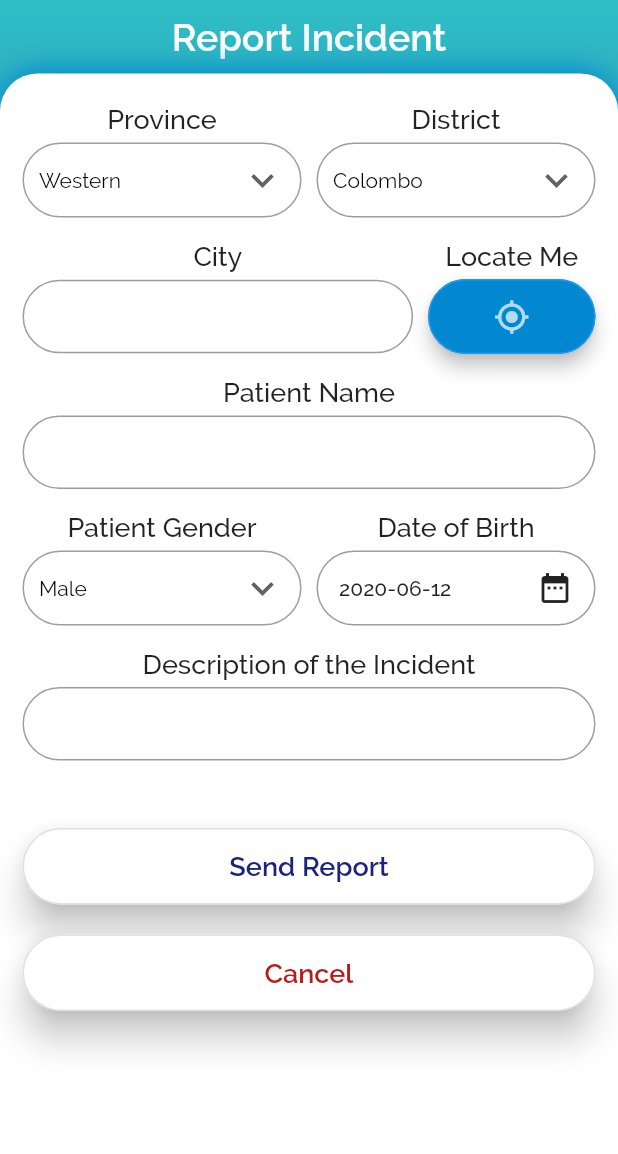
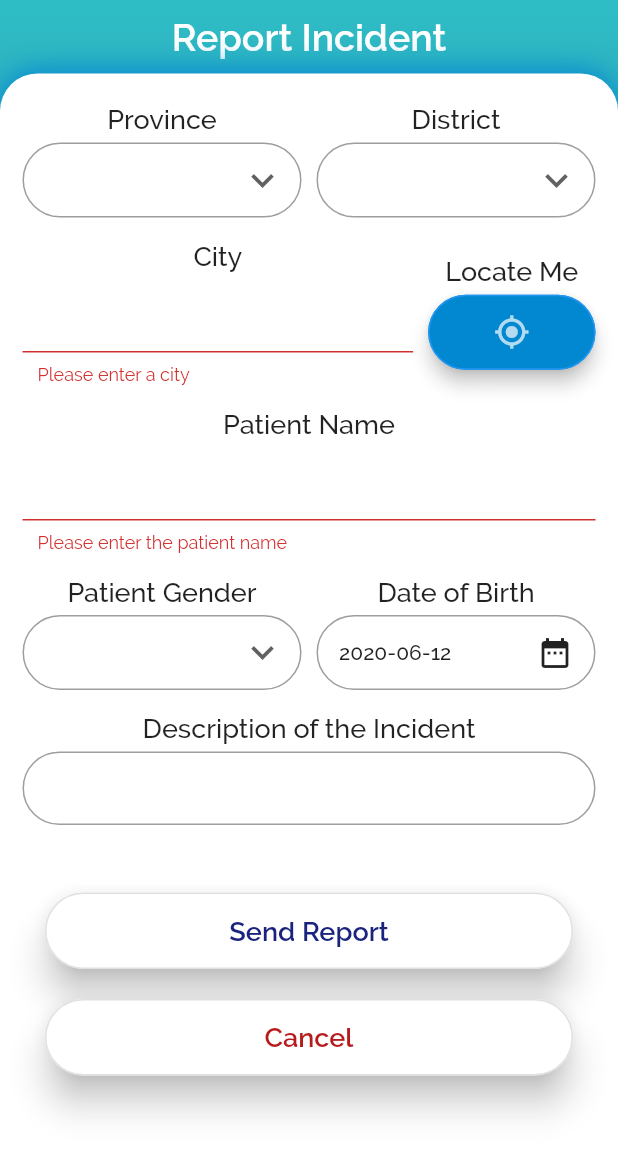
Before and after one commit to scorelab/DengueStop, a Flutter app: the ReportIncident screen opened by its route, after a tap on "Send Report", on a phone screen of 412 x 824 dp. Shown: the top 1154 px of the screen. Run offline on Flutter 3.47's test engine with Material 2 defaults, Android fonts, the phone set to English and light mode, and no system bars.

Commit message:
#7 Add retrieving form values and form validations

```diff
--- a/dengue_app/lib/views/report_incident.dart
+++ b/dengue_app/lib/views/report_incident.dart
@@ -1,6 +1,7 @@
 import 'package:flutter/material.dart';
 import 'dart:async';
 import 'package:dengue_app/models/incident.dart';
+import 'package:flutter/services.dart';
 
 // global styling for form labels
 TextStyle formLabelStyle =
@@ -25,7 +26,6 @@ FocusNode cityFocusNode = new FocusNode();
 FocusNode patientNameFocusNode = new FocusNode();
 // focus node for description
 FocusNode descriptionFocusNode = new FocusNode();
-
 
 // white background encapsulating the form
 class ReportIncident extends StatelessWidget {
@@ -91,8 +91,6 @@ class IncidentForm extends StatelessWidget {
             children: <Widget>[
               // contains the form field
               IncidentFormField(),
-              // contains the form action buttons
-              IncidentFormButtons(),
             ],
           ),
         ));
@@ -106,34 +104,69 @@ class IncidentFormField extends StatefulWidget {
 
 class _IncidentFormFieldState extends State<IncidentFormField> {
   final _incidentFormKey = GlobalKey<FormState>();
+  final incidentCityController = TextEditingController();
+  final patientNameController = TextEditingController();
+  final incidentDescriptionController = TextEditingController();
   Incident incident = Incident();
 
   setIncidentProvince(String province) {
-    print('province');
-    print(province);
+    incident.province = province;
   }
 
-  setIncidentDistrict(String district){
-    print('district');
-    print(district);
+  setIncidentDistrict(String district) {
+    incident.district = district;
   }
 
-  setPatientGender(String gender){
-    print('gender');
-    print(gender);
+  setIncidentCity(String city) {
+    incident.city = incidentCityController.text;
   }
 
-  setPatientDob(DateTime dob){
-    print('dob');
-    print(dob);
+  setPatientName(String name) {
+    incident.patientName = patientNameController.text;
+  }
+
+  setPatientGender(String gender) {
+    // id 0 for Female
+    // id 1 for Male
+    if (gender == 'Male') {
+      incident.patientGender = 1;
+    } else if (gender == 'Female') {
+      incident.patientGender = 0;
+    }
+  }
+
+  setPatientDob(DateTime dob) {
+    incident.patientDob = dob;
+  }
+
+  setIncidentDescription(String description) {
+    incident.description = incidentDescriptionController.text;
+  }
+
+  submitIncidentReport() {
+    if (_incidentFormKey.currentState.validate()) {
+      _incidentFormKey.currentState.save();
+      // todo handle sending data to the server
+      print('###########################');
+      print(incident.province);
+      print(incident.district);
+      print(incident.city);
+      print(incident.patientName);
+      print(incident.patientGender);
+      print(incident.patientDob);
+      print(incident.description);
+    } else {
+      // todo show error message
+      print('Form is invalid');
+    }
   }
 
   @override
   Widget build(BuildContext context) {
-    return Form(
+    return Padding(
+      padding: EdgeInsets.symmetric(horizontal: 15.0),
+      child: Form(
         key: _incidentFormKey,
-      child: Padding(
-        padding: EdgeInsets.symmetric(horizontal: 15.0),
         child: Column(
           mainAxisAlignment: MainAxisAlignment.end,
           crossAxisAlignment: CrossAxisAlignment.center,
@@ -146,7 +179,8 @@ class _IncidentFormFieldState extends State<IncidentFormField> {
                   child: Column(
                     children: <Widget>[
                       Text('Province', style: formLabelStyle),
-                      ProvinceDropdown(setProvinceFunction: setIncidentProvince),
+                      ProvinceDropdown(
+                          setProvinceFunction: setIncidentProvince),
                     ],
                   ),
                 ),
@@ -155,7 +189,8 @@ class _IncidentFormFieldState extends State<IncidentFormField> {
                   child: Column(
                     children: <Widget>[
                       Text('District', style: formLabelStyle),
-                      DistrictDropdown(setDistrictFunction: setIncidentDistrict),
+                      DistrictDropdown(
+                          setDistrictFunction: setIncidentDistrict),
                     ],
                   ),
                 )
@@ -170,7 +205,9 @@ class _IncidentFormFieldState extends State<IncidentFormField> {
                   child: Column(
                     children: <Widget>[
                       Text('City', style: formLabelStyle),
-                      CityAutoCompleteField(),
+                      CityAutoCompleteField(
+                          controller: incidentCityController,
+                          onSavedFunction: setIncidentCity),
                     ],
                   ),
                 ),
@@ -188,7 +225,9 @@ class _IncidentFormFieldState extends State<IncidentFormField> {
             ),
             SizedBox(height: 10.0),
             Text('Patient Name', style: formLabelStyle),
-            PatientNameField(),
+            PatientNameField(
+                controller: patientNameController,
+                onSavedFunction: setPatientName),
             SizedBox(height: 10.0),
             Row(
               children: <Widget>[
@@ -213,7 +252,11 @@ class _IncidentFormFieldState extends State<IncidentFormField> {
             ),
             SizedBox(height: 10.0),
             Text('Description of the Incident', style: formLabelStyle),
-            IncidentDescriptionField(),
+            IncidentDescriptionField(
+                controller: incidentDescriptionController,
+                onSavedFunction: setIncidentDescription),
+            // contains the form action buttons
+            IncidentFormButtons(submitFunction: submitIncidentReport),
           ],
         ),
       ),
@@ -222,6 +265,10 @@ class _IncidentFormFieldState extends State<IncidentFormField> {
 }
 
 class IncidentFormButtons extends StatelessWidget {
+  final submitFunction;
+
+  IncidentFormButtons({this.submitFunction});
+
   @override
   Widget build(BuildContext context) {
     return Container(
@@ -230,7 +277,10 @@ class IncidentFormButtons extends StatelessWidget {
         crossAxisAlignment: CrossAxisAlignment.stretch,
         mainAxisAlignment: MainAxisAlignment.center,
         children: <Widget>[
-          FormButton(buttonText: 'Send Report', buttonType: 'send'),
+          FormButton(
+              buttonText: 'Send Report',
+              buttonType: 'send',
+              buttonFunction: submitFunction),
           FormButton(buttonText: 'Cancel', buttonType: 'cancel')
         ],
       ),
@@ -242,8 +292,10 @@ class IncidentFormButtons extends StatelessWidget {
 class CustomDropdown extends StatefulWidget {
   final List<String> dropdownData;
   final selectFunction;
-  final String selectedData;
-  CustomDropdown({Key key, this.dropdownData, this.selectedData, this.selectFunction})
+  // todo find a way to make selectedData final
+  String selectedData;
+  CustomDropdown(
+      {Key key, this.dropdownData, this.selectedData, this.selectFunction})
       : super(key: key);
 
   @override
@@ -251,6 +303,7 @@ class CustomDropdown extends StatefulWidget {
 }
 
 class _CustomDropdownState extends State<CustomDropdown> {
+  String selectedData = '';
   @override
   Widget build(BuildContext context) {
     // todo better approach to handle selected data other than widget.selectedData
@@ -268,7 +321,7 @@ class _CustomDropdownState extends State<CustomDropdown> {
         ),
         child: DropdownButton<String>(
           isExpanded: true,
-          value: widget.selectedData,
+          value: selectedData,
           icon: Icon(Icons.keyboard_arrow_down),
           iconSize: 30,
           elevation: 16,
@@ -279,6 +332,7 @@ class _CustomDropdownState extends State<CustomDropdown> {
           ),
           onChanged: (String newValue) {
             setState(() {
+              selectedData = newValue;
               widget.selectFunction(newValue);
             });
           },
@@ -298,8 +352,7 @@ class _CustomDropdownState extends State<CustomDropdown> {
 
 class ProvinceDropdown extends StatefulWidget {
   final setProvinceFunction;
-  ProvinceDropdown({Key key, this.setProvinceFunction})
-      : super(key: key);
+  ProvinceDropdown({Key key, this.setProvinceFunction}) : super(key: key);
 
   @override
   _ProvinceDropdownState createState() => _ProvinceDropdownState();
@@ -307,19 +360,20 @@ class ProvinceDropdown extends StatefulWidget {
 
 class _ProvinceDropdownState extends State<ProvinceDropdown> {
   String selectedProvince = "Western";
-  List<String> provinceDropdown = ['Western', 'Two', 'Free', 'Four'];
+  List<String> provinceDropdown = ['', 'Western', 'Two', 'Free', 'Four'];
   // todo retrieve provinces
   @override
   Widget build(BuildContext context) {
     return CustomDropdown(
-        dropdownData: provinceDropdown, selectedData: selectedProvince, selectFunction: widget.setProvinceFunction);
+        dropdownData: provinceDropdown,
+        selectedData: selectedProvince,
+        selectFunction: widget.setProvinceFunction);
   }
 }
 
 class DistrictDropdown extends StatefulWidget {
   final setDistrictFunction;
-  DistrictDropdown({Key key, this.setDistrictFunction})
-      : super(key: key);
+  DistrictDropdown({Key key, this.setDistrictFunction}) : super(key: key);
 
   @override
   _DistrictDropdownState createState() => _DistrictDropdownState();
@@ -327,22 +381,37 @@ class DistrictDropdown extends StatefulWidget {
 
 class _DistrictDropdownState extends State<DistrictDropdown> {
   String selectedDistrict = "Colombo";
-  List<String> districtDropdown = ['Colombo', 'Two', 'Free', 'Four'];
+  List<String> districtDropdown = ['', 'Colombo', 'Two', 'Free', 'Four'];
   // todo retrieve districts
   @override
   Widget build(BuildContext context) {
     return CustomDropdown(
-        dropdownData: districtDropdown, selectedData: selectedDistrict, selectFunction: widget.setDistrictFunction,);
+      dropdownData: districtDropdown,
+      selectedData: selectedDistrict,
+      selectFunction: widget.setDistrictFunction,
+    );
   }
 }
 
 class CityAutoCompleteField extends StatefulWidget {
+  final controller;
+  final onSavedFunction;
+  CityAutoCompleteField({Key key, this.controller, this.onSavedFunction})
+      : super(key: key);
   @override
   _CityAutoCompleteFieldState createState() => _CityAutoCompleteFieldState();
 }
 
 class _CityAutoCompleteFieldState extends State<CityAutoCompleteField> {
-  // todo integrating with google maps API to autocomplete the location
+  // todo integrating with geo encoding API to autocomplete the location
+
+  String validateCityName(String value) {
+    if (value.isEmpty) {
+      return 'Please enter a city';
+    }
+    return null;
+  }
+
   @override
   Widget build(BuildContext context) {
     return Padding(
@@ -350,8 +419,17 @@ class _CityAutoCompleteFieldState extends State<CityAutoCompleteField> {
       child: TextFormField(
         focusNode: cityFocusNode,
         textInputAction: TextInputAction.done,
-        onEditingComplete: () => FocusScope.of(context).requestFocus(patientNameFocusNode),
+        // change focus to patient name on press of enter
+        onEditingComplete: () =>
+            FocusScope.of(context).requestFocus(patientNameFocusNode),
+        controller: widget.controller,
         decoration: formFieldStyle,
+        validator: validateCityName,
+        onSaved: widget.onSavedFunction,
+        // limiting characters to 45 corresponding to the database
+        inputFormatters: [
+          LengthLimitingTextInputFormatter(45),
+        ],
       ),
     );
   }
@@ -378,26 +456,26 @@ class GetLocationButton extends StatelessWidget {
           // showing the selected date on the button
           child: Row(
             mainAxisAlignment: MainAxisAlignment.spaceAround,
-            children: <Widget>[Icon(Icons.my_location, color: Colors.white70,)],
+            children: <Widget>[
+              Icon(
+                Icons.my_location,
+                color: Colors.white70,
+              )
+            ],
           )),
     );
   }
 }
 
-class PatientNameField extends StatelessWidget{
-  // todo getting the patient name
+class PatientNameField extends StatelessWidget {
+  final controller;
+  final onSavedFunction;
+  PatientNameField({this.controller, this.onSavedFunction});
 
-  String validatePatientName(String value){
+  String validatePatientName(String value) {
     if (value.isEmpty) {
       return 'Please enter the patient name';
     }
-
-    Pattern pattern =
-        r"^[\\p{L} .'-]+$";
-    RegExp regex = new RegExp(pattern);
-    if (!regex.hasMatch(value))
-      return 'Please Enter a Valid Name Format';
-    else
     return null;
   }
 
@@ -410,9 +488,17 @@ class PatientNameField extends StatelessWidget{
         textInputAction: TextInputAction.done,
         // determines the type of keyboard to show
         keyboardType: TextInputType.text,
-        onEditingComplete: () => FocusScope.of(context).requestFocus(descriptionFocusNode),
+        // changing focus to description text field upon pressing enter
+        onEditingComplete: () =>
+            FocusScope.of(context).requestFocus(descriptionFocusNode),
+        controller: controller,
         decoration: formFieldStyle,
         validator: validatePatientName,
+        // limiting characters to 45 corresponding to the database
+        inputFormatters: [
+          LengthLimitingTextInputFormatter(45),
+        ],
+        onSaved: onSavedFunction,
       ),
     );
   }
@@ -420,27 +506,27 @@ class PatientNameField extends StatelessWidget{
 
 class GenderDropdown extends StatefulWidget {
   final setGenderFunction;
-  GenderDropdown({Key key, this.setGenderFunction})
-      : super(key: key);
+  GenderDropdown({Key key, this.setGenderFunction}) : super(key: key);
   @override
   _GenderDropdownState createState() => _GenderDropdownState();
 }
 
 class _GenderDropdownState extends State<GenderDropdown> {
   String selectedGender = 'Male';
-  List<String> genderDropdown = ['Male', 'Female'];
+  List<String> genderDropdown = ['', 'Male', 'Female'];
 
   @override
   Widget build(BuildContext context) {
     return CustomDropdown(
-        dropdownData: genderDropdown, selectedData: selectedGender, selectFunction: widget.setGenderFunction);
+        dropdownData: genderDropdown,
+        selectedData: selectedGender,
+        selectFunction: widget.setGenderFunction);
   }
 }
 
 class BirthDatePicker extends StatefulWidget {
   final setBirthDateFunction;
-  BirthDatePicker({Key key, this.setBirthDateFunction})
-      : super(key: key);
+  BirthDatePicker({Key key, this.setBirthDateFunction}) : super(key: key);
   @override
   _BirthDatePickerState createState() => _BirthDatePickerState();
 }
@@ -489,6 +575,10 @@ class _BirthDatePickerState extends State<BirthDatePicker> {
 }
 
 class IncidentDescriptionField extends StatelessWidget {
+  final controller;
+  final onSavedFunction;
+  IncidentDescriptionField({this.controller, this.onSavedFunction});
+
   @override
   Widget build(BuildContext context) {
     return Padding(
@@ -500,6 +590,12 @@ class IncidentDescriptionField extends StatelessWidget {
         decoration: formFieldStyle,
         maxLines: null,
         keyboardType: TextInputType.multiline,
+        controller: controller,
+        // limiting characters to 200 corresponding to the database
+        inputFormatters: [
+          LengthLimitingTextInputFormatter(200),
+        ],
+        onSaved: onSavedFunction,
       ),
     );
   }
@@ -509,11 +605,8 @@ class FormButton extends StatelessWidget {
   // create buttons for the form with same appearance with different text and different functions
   final String buttonText;
   final String buttonType;
-  FormButton({this.buttonText, this.buttonType});
-
-  submitIncidentReport() {
-    print('submit called');
-  }
+  final buttonFunction;
+  FormButton({this.buttonText, this.buttonType, this.buttonFunction});
 
   @override
   Widget build(BuildContext context) {
@@ -542,7 +635,7 @@ class FormButton extends StatelessWidget {
           // on press will trigger different functions based on the type of button
           if (buttonType == 'send') {
             // send report
-            submitIncidentReport();
+            buttonFunction();
             // todo logic to send the report
           } else if (buttonType == 'cancel') {
             // routing back to home screen
```
Lines whose indentation alone changed are shown as unchanged.
